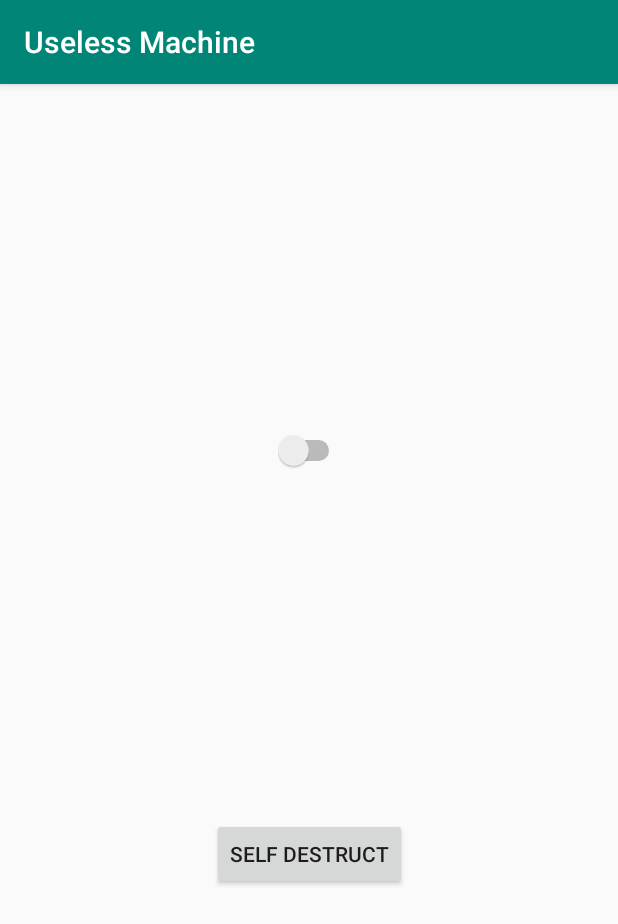
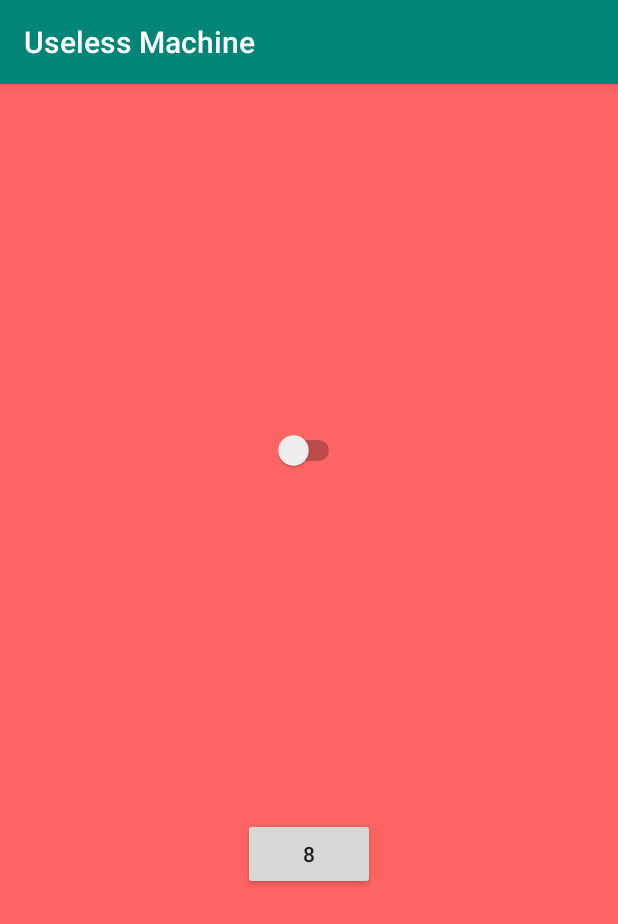
Before and after one commit to KevinnnXuuu/UselessMachine, an Android app: the screen it shows after launch (MainActivity), after a tap on "SELF DESTRUCT", on a phone screen of 412 x 824 dp. Shown: the top 924 px of the screen. Run offline under Robolectric (Android 15) with nearby library versions, the phone set to English and light mode, and no system bars.

Commit message:
SD Button

```diff
--- a/app/src/main/java/com/example/uselessmachine/MainActivity.java
+++ b/app/src/main/java/com/example/uselessmachine/MainActivity.java
@@ -1,7 +1,9 @@
 package com.example.uselessmachine;
 
 import androidx.appcompat.app.AppCompatActivity;
+import androidx.constraintlayout.widget.ConstraintLayout;
 
+import android.graphics.Color;
 import android.os.Bundle;
 import android.os.CountDownTimer;
 import android.view.View;
@@ -14,6 +16,7 @@ public class MainActivity extends AppCompatActivity {
 
     private Button buttonSD;
     private Switch switchUseless;
+    private ConstraintLayout constraintLayout;
 
     @Override
     protected void onCreate(Bundle savedInstanceState) {
@@ -27,13 +30,47 @@ public class MainActivity extends AppCompatActivity {
     public void wiredWidgets(){
         buttonSD = findViewById(R.id.button_self_destruct);
         switchUseless = findViewById(R.id.switch_useless);
+        constraintLayout = findViewById(R.id.constraint_layout_main);
+
     }
 
     private void setLitseners() {
+        // set the onclick listener for the self destruct button
+        // make a 10 second countdown timer
+        // display how much time is left on the countdown on the button
+        //when the time is complete, call the finnish() method to close
         buttonSD.setOnClickListener(new View.OnClickListener() {
             @Override
             public void onClick(View view) {
-                Toast.makeText(MainActivity.this, "SDed", Toast.LENGTH_SHORT).show();
+            new CountDownTimer(10000, 100) {
+                @Override
+                public void onTick(long l) {
+                    buttonSD.setText(String.valueOf(l/1000));
+                    if(l>5000 && (l/1000)%2 == 0) {
+                        int color = Color.rgb(255, 100, 100);
+                        constraintLayout.setBackgroundColor(color);
+                    }
+                    else if(l>5000 && (l/1000)%2 == 1) {
+                        int color = Color.rgb(255, 255, 255);
+                        constraintLayout.setBackgroundColor(color);
+                    }
+                    else if(l<=5000 && (l/100)%5 == 0) {
+                        int color = Color.rgb(255, 0, 0);
+                        constraintLayout.setBackgroundColor(color);
+                    }
+                    else {
+                        int color = Color.rgb(255, 255, 255);
+                        constraintLayout.setBackgroundColor(color);
+                    }
+
+                }
+
+                @Override
+                public void onFinish() {
+                    finish();
+                }
+            }.start();
+
             }
         });
         switchUseless.setOnCheckedChangeListener(new CompoundButton.OnCheckedChangeListener() {
@@ -58,6 +95,15 @@ public class MainActivity extends AppCompatActivity {
             }
 
         });
+
+    }
+
+    private void changeBackgroundColor() {
+        int r = (int)(Math.random() * 256);
+        int g = (int)(Math.random() * 256);
+        int b = (int)(Math.random() * 256);
+        int color = Color.rgb(r, g, b);
+        constraintLayout.setBackgroundColor(color);
     }
 
 }
--- a/app/src/main/res/layout/activity_main.xml
+++ b/app/src/main/res/layout/activity_main.xml
@@ -2,6 +2,7 @@
 <androidx.constraintlayout.widget.ConstraintLayout xmlns:android="http://schemas.android.com/apk/res/android"
     xmlns:app="http://schemas.android.com/apk/res-auto"
     xmlns:tools="http://schemas.android.com/tools"
+    android:id="@+id/constraint_layout_main"
     android:layout_width="match_parent"
     android:layout_height="match_parent"
     tools:context=".MainActivity">
```
